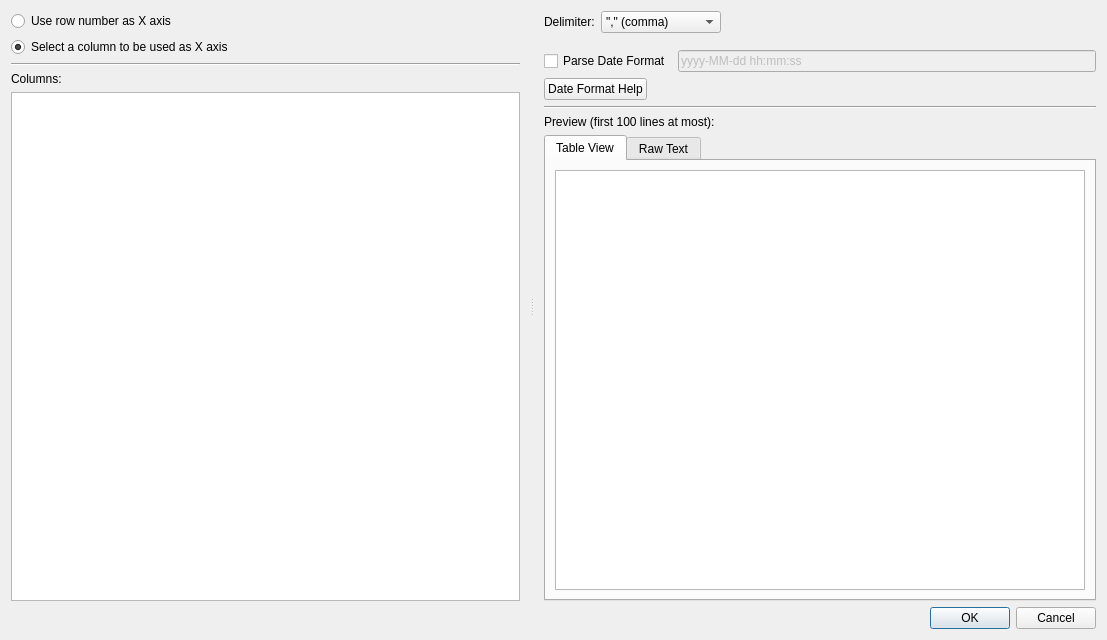
Before: the Qt Designer form plotjuggler_plugins/DataLoadCSV/dataload_csv.ui in ros2-gbp/plotjuggler-release, drawn with Qt 5.
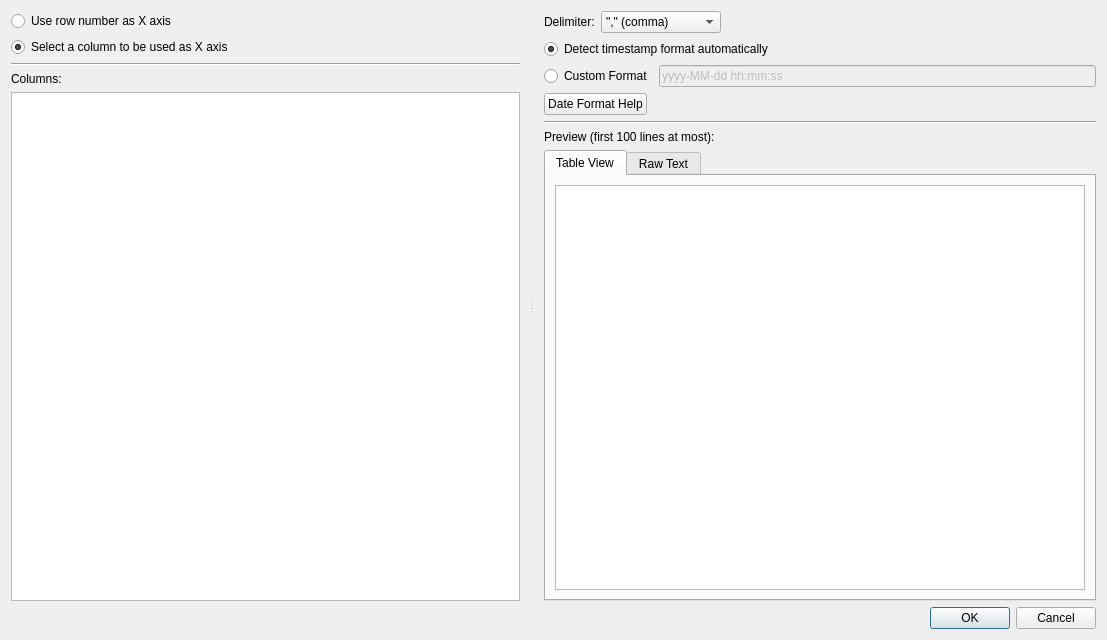
After: the same form once the commit is applied. Custom widgets are drawn as their Qt base class.

```diff
--- a/plotjuggler_plugins/DataLoadCSV/dataload_csv.ui
+++ b/plotjuggler_plugins/DataLoadCSV/dataload_csv.ui
@@ -119,15 +119,25 @@
          </item>
         </layout>
        </item>
+       <item>
+        <widget class="QRadioButton" name="radioAutoTime">
+         <property name="text">
+          <string>Detect timestamp format automatically</string>
+         </property>
+         <property name="checked">
+          <bool>true</bool>
+         </property>
+        </widget>
+       </item>
        <item>
         <layout class="QHBoxLayout" name="horizontalLayout_2">
          <property name="topMargin">
-          <number>11</number>
+          <number>0</number>
          </property>
          <item>
-          <widget class="QCheckBox" name="checkBoxDateFormat">
+          <widget class="QRadioButton" name="radioCustomTime">
            <property name="text">
-            <string>Parse Date Format</string>
+            <string>Custom Format</string>
            </property>
           </widget>
          </item>
```
